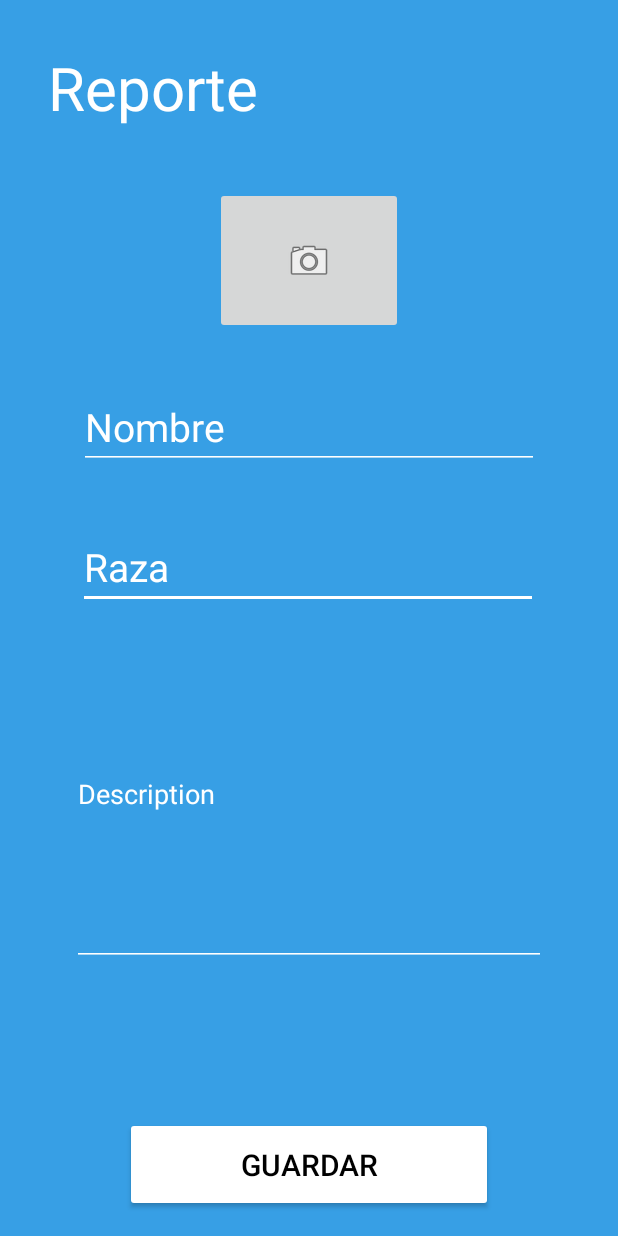
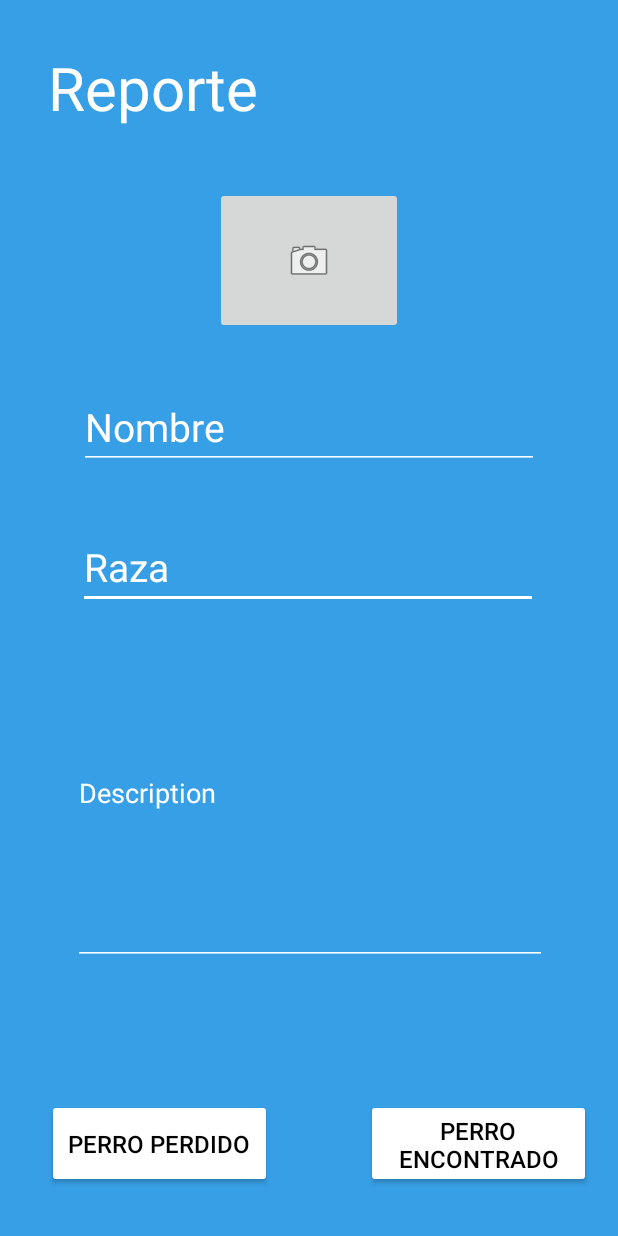
Before and after one commit to BernardGU/Omega, an Android app: the SecondActivity_Report screen opened directly, with no data from a screen before it, on a phone screen of 412 x 824 dp. Run offline under Robolectric (Android 15) with nearby library versions, the phone set to English and light mode, and no system bars.

Commit message:
agrego de segundo boton

```diff
--- a/app/src/main/java/com/bubulu/omega/SecondActivity_Report.java
+++ b/app/src/main/java/com/bubulu/omega/SecondActivity_Report.java
@@ -13,7 +13,8 @@ public class SecondActivity_Report extends AppCompatActivity {
     private EditText txt_Nombre;
     private EditText txt_raza;
     private EditText txt_desc;
-    private Button LB_submit;
+    private Button LB_encontrado;
+    private Button LB_perdido;
     private String st_nombre = "";
     private String st_raza = "";
     private String st_desc = "";
@@ -26,7 +27,8 @@ public class SecondActivity_Report extends AppCompatActivity {
         txt_Nombre = ( EditText ) findViewById(R.id.txt_Nombre);
         txt_raza = ( EditText ) findViewById(R.id.txt_raza);
         txt_desc = ( EditText ) findViewById(R.id.txt_desc);
-        LB_submit = ( Button ) findViewById(R.id.LB_submit);
+        LB_encontrado = ( Button ) findViewById(R.id.LB_encontrado);
+        LB_perdido = ( Button ) findViewById(R.id.LB_perdido);
 
         txt_Nombre.setText(st_nombre);
         txt_raza.setText(st_raza);
@@ -37,15 +39,25 @@ public class SecondActivity_Report extends AppCompatActivity {
         //st_desc = txt_desx
 
         // Boton Guardar
-        LB_submit.setOnClickListener(new View.OnClickListener() {
-           @Override
-           public void onClick(View v)
-           {
-               moveToMain();
-           }
+        LB_encontrado.setOnClickListener(new View.OnClickListener() {
+            @Override
+            public void onClick(View v)
+            {
+                moveToMain();
+            }
+        });
+
+        LB_perdido.setOnClickListener(new View.OnClickListener() {
+            @Override
+            public void onClick(View v)
+            {
+                moveToMain();
+            }
         });
 
     }
+
+
 
     private void moveToMain()
     {
--- a/app/src/main/res/layout/activity_second__report.xml
+++ b/app/src/main/res/layout/activity_second__report.xml
@@ -7,6 +7,38 @@
     android:background="#379FE5"
     tools:context=".SecondActivity_Report">
 
+
+    <Button
+        android:id="@+id/LB_encontrado"
+        android:layout_width="150dp"
+        android:layout_height="59dp"
+        android:layout_marginBottom="32dp"
+        android:backgroundTint="#FFFFFF"
+        android:text="Perro Perdido"
+        android:textColor="#000000"
+        android:textSize="16sp"
+        app:layout_constraintBottom_toBottomOf="parent"
+        app:layout_constraintEnd_toEndOf="parent"
+        app:layout_constraintHorizontal_bias="0.119"
+        app:layout_constraintStart_toStartOf="parent"
+        app:layout_constraintTop_toBottomOf="@+id/LB_Reportar"
+        app:layout_constraintVertical_bias="0.293" />
+
+    <Button
+        android:id="@+id/LB_perdido"
+        android:layout_width="150dp"
+        android:layout_height="59dp"
+        android:layout_marginBottom="32dp"
+        android:backgroundTint="#FFFFFF"
+        android:text="Perro Encontrado"
+        android:textColor="#000000"
+        android:textSize="16sp"
+        app:layout_constraintBottom_toBottomOf="parent"
+        app:layout_constraintEnd_toEndOf="parent"
+        app:layout_constraintHorizontal_bias="0.931"
+        app:layout_constraintStart_toStartOf="parent"
+        app:layout_constraintTop_toBottomOf="@+id/LB_Reportar"
+        app:layout_constraintVertical_bias="0.293" />
 
     <TextView
         android:id="@+id/textView"
@@ -41,21 +73,6 @@
         app:layout_constraintTop_toTopOf="parent"
         app:layout_constraintVertical_bias="0.456" />
 
-    <Button
-        android:id="@+id/LB_submit"
-        android:layout_width="245dp"
-        android:layout_height="63dp"
-        android:layout_marginBottom="16dp"
-        android:backgroundTint="#FFFFFF"
-        android:text="Guardar"
-        android:textColor="#000000"
-        android:textSize="20sp"
-        app:layout_constraintBottom_toBottomOf="parent"
-        app:layout_constraintEnd_toEndOf="parent"
-        app:layout_constraintStart_toStartOf="parent"
-        app:layout_constraintTop_toBottomOf="@+id/LB_Reportar"
-        app:layout_constraintVertical_bias="0.293" />
-
     <ImageButton
         android:id="@+id/li_upload"
         android:layout_width="125dp"
@@ -74,7 +91,7 @@
         android:backgroundTint="#FFFFFF"
         android:ems="10"
         android:inputType="textPersonName"
-        android:text="Nombre"
+        android:text="Nombre (Si aplica)"
         android:hint="Nombre"
         android:textColorHint="#FFFFFF"
         android:textColor="#FFFFFF"
@@ -89,6 +106,8 @@
         android:id="@+id/txt_desc"
         android:layout_width="316dp"
         android:layout_height="137dp"
+        android:layout_margin="100dp"
+        android:layout_marginTop="60dp"
         android:backgroundTint="#FFFFFF"
         android:gravity="top"
         android:hint="Description"
@@ -97,9 +116,8 @@
         android:minLines="1"
         android:textColor="#FFFFFF"
         android:textColorHint="#FFFFFF"
-        android:layout_margin="100dp"
-        app:layout_constraintBottom_toTopOf="@+id/LB_submit"
         app:layout_constraintEnd_toEndOf="parent"
+        app:layout_constraintHorizontal_bias="0.494"
         app:layout_constraintStart_toStartOf="parent"
         app:layout_constraintTop_toBottomOf="@+id/txt_raza" />
 
```
